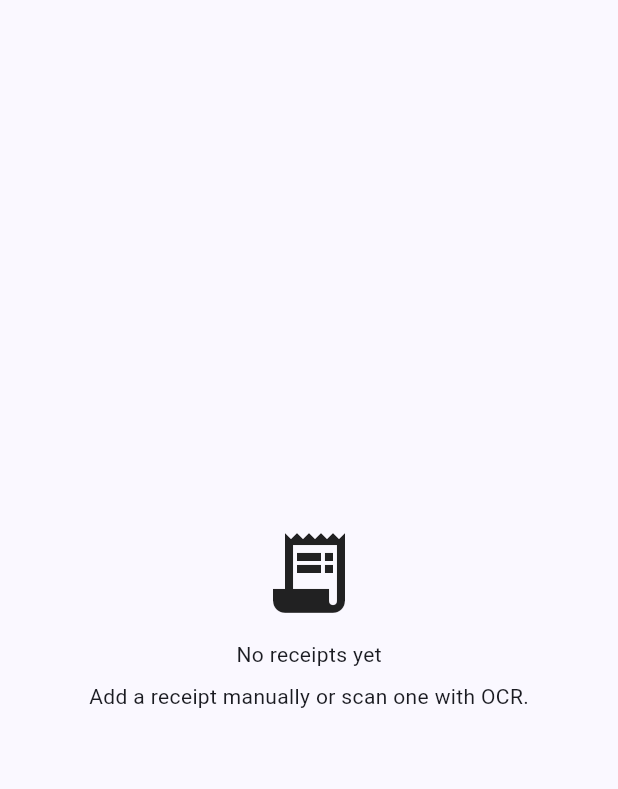
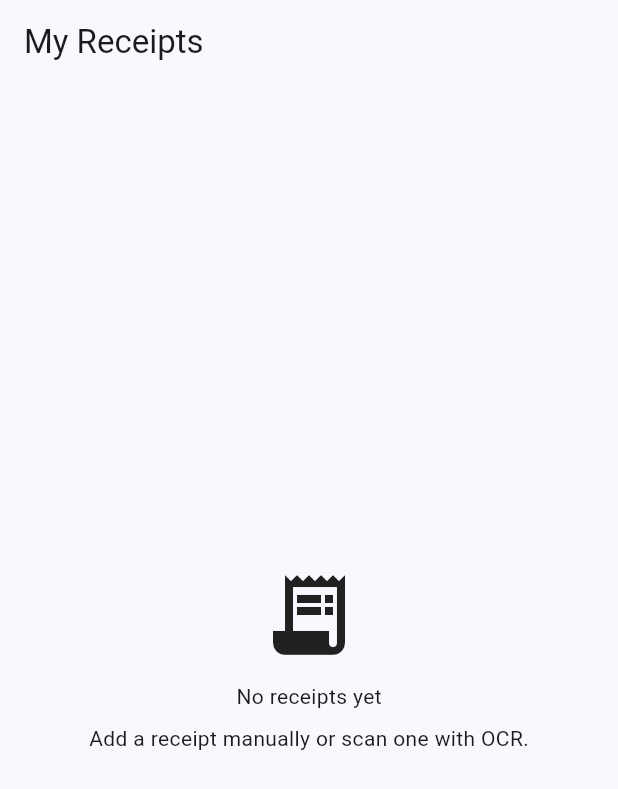
Before and after one commit to Vaibhs-11/smartreceipt-app, a Flutter app: the ReceiptListScreen screen opened directly, on a phone screen of 412 x 824 dp. Shown: the top 789 px of the screen. Run offline on Flutter 3.47's test engine with Material 3 defaults, Android fonts, the phone set to English and light mode, and no system bars; our stand-ins replace cloud_firestore, equatable, firebase_auth, firebase_core, firebase_storage, flutter_dotenv and 3 more; accounts and stored records are empty; network calls fail.

Commit message:
adding receipt widget

```diff
--- a/lib/presentation/screens/receipt_list_screen.dart
+++ b/lib/presentation/screens/receipt_list_screen.dart
@@ -1,9 +1,8 @@
 import 'package:flutter/material.dart';
 import 'package:flutter_riverpod/flutter_riverpod.dart';
-import 'package:intl/intl.dart';
 import 'package:smartreceipt/domain/entities/receipt.dart';
 import 'package:smartreceipt/presentation/providers/providers.dart';
-import 'package:smartreceipt/presentation/routes/app_routes.dart';
+import 'package:smartreceipt/presentation/widgets/receipt_list.dart';
 
 class ReceiptListScreen extends ConsumerWidget {
   const ReceiptListScreen({super.key});
@@ -11,29 +10,24 @@ class ReceiptListScreen extends ConsumerWidget {
   @override
   Widget build(BuildContext context, WidgetRef ref) {
     final AsyncValue<List<dynamic>> receipts = ref.watch(receiptsProvider);
-    return receipts.when(
+
+    return Scaffold(
+      appBar: AppBar(
+        title: const Text("My Receipts"),
+      ),
+      body: receipts.when(
         data: (List<dynamic> data) {
           final List<Receipt> items = data.cast<Receipt>();
           if (items.isEmpty) {
             return const _EmptyState();
           }
-        return ListView.separated(
-          padding: const EdgeInsets.all(12),
-          itemBuilder: (BuildContext context, int index) {
-            final Receipt r = items[index];
-            return ListTile(
-              title: Text(r.storeName),
-              subtitle: Text('${DateFormat.yMMMd().format(r.date)} • ${r.currency} ${r.total.toStringAsFixed(2)}'),
-              trailing: const Icon(Icons.chevron_right),
-              onTap: () => Navigator.of(context).pushNamed(AppRoutes.receiptDetail, arguments: r),
-            );
-          },
-          separatorBuilder: (_, __) => const Divider(height: 1),
-          itemCount: items.length,
-        );
+          // ✅ Use our new ReceiptList widget
+          return ReceiptList(receipts: items);
         },
         loading: () => const Center(child: CircularProgressIndicator()),
-      error: (Object e, StackTrace st) => Center(child: Text('Error: $e')),
+        error: (Object e, StackTrace st) =>
+            Center(child: Text('Error: $e')),
+      ),
     );
   }
 }
@@ -48,12 +42,12 @@ class _EmptyState extends StatelessWidget {
         padding: const EdgeInsets.all(24.0),
         child: Column(
           mainAxisSize: MainAxisSize.min,
-          children: <Widget>[
-            const Icon(Icons.receipt_long, size: 64),
-            const SizedBox(height: 12),
-            const Text('No receipts yet'),
-            const SizedBox(height: 8),
-            const Text('Add a receipt manually or scan one with OCR.'),
+          children: const <Widget>[
+            Icon(Icons.receipt_long, size: 64),
+            SizedBox(height: 12),
+            Text('No receipts yet'),
+            SizedBox(height: 8),
+            Text('Add a receipt manually or scan one with OCR.'),
           ],
         ),
       ),
```
Also changed, not shown: lib/presentation/widgets/receipt_list.dart (added, +67 -0 lines), lib/services/firestore_service.dart (+36 -10 lines). Lines whose indentation alone changed are shown as unchanged.
